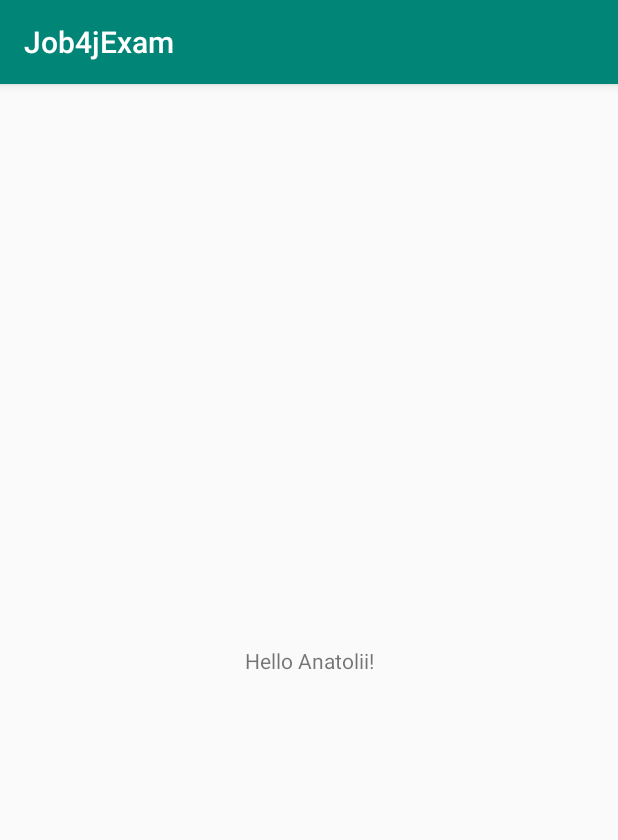
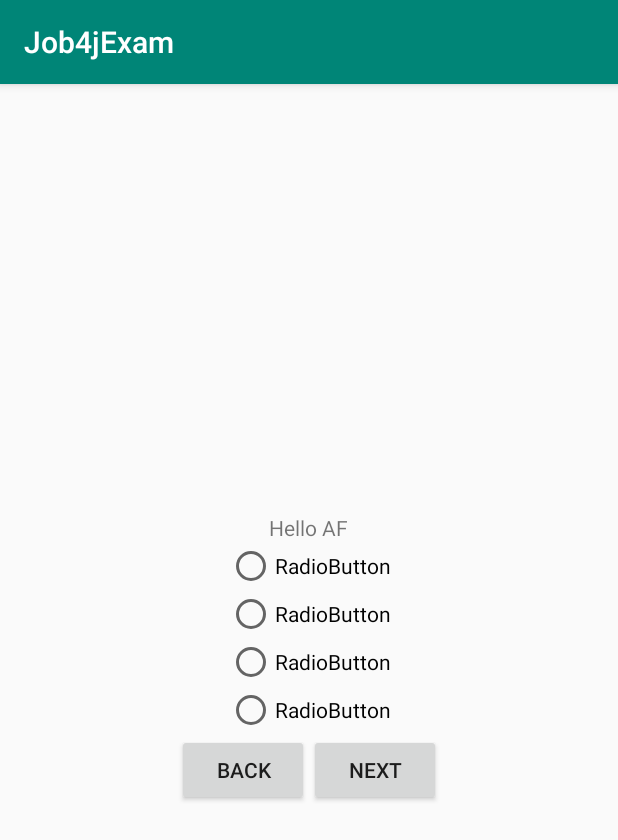
Before and after one commit to af2905/Job4j-Exam, an Android app: the screen it shows after launch (ExamActivity), on a phone screen of 412 x 824 dp. Shown: the top 840 px of the screen. Run offline under Robolectric (Android 15) with nearby library versions, the phone set to English and light mode, and no system bars.

Commit message:
Layer manager. [# 61518]

```diff
--- a/app/src/main/res/layout/activity_exam.xml
+++ b/app/src/main/res/layout/activity_exam.xml
@@ -1,18 +1,69 @@
 <?xml version="1.0" encoding="utf-8"?>
-<androidx.constraintlayout.widget.ConstraintLayout xmlns:android="http://schemas.android.com/apk/res/android"
-    xmlns:app="http://schemas.android.com/apk/res-auto"
-    xmlns:tools="http://schemas.android.com/tools"
+<LinearLayout xmlns:android="http://schemas.android.com/apk/res/android"
     android:layout_width="match_parent"
     android:layout_height="match_parent"
-    tools:context=".ExamActivity">
+    android:gravity="center"
+    android:orientation="vertical">
 
     <TextView
         android:layout_width="wrap_content"
         android:layout_height="wrap_content"
-        android:text="@string/Hello"
-        app:layout_constraintBottom_toBottomOf="parent"
-        app:layout_constraintLeft_toLeftOf="parent"
-        app:layout_constraintRight_toRightOf="parent"
-        app:layout_constraintTop_toTopOf="parent" />
+        android:text="@string/Hello" />
 
-</androidx.constraintlayout.widget.ConstraintLayout>
+    <RadioGroup
+        android:layout_width="wrap_content"
+        android:layout_height="wrap_content"
+
+        android:orientation="vertical">
+
+        <RadioButton
+
+            android:id="@+id/radioButton"
+            android:layout_width="wrap_content"
+            android:layout_height="wrap_content"
+            android:text="RadioButton" />
+
+        <RadioButton
+
+            android:id="@+id/radioButton2"
+            android:layout_width="wrap_content"
+            android:layout_height="wrap_content"
+            android:text="RadioButton" />
+
+        <RadioButton
+            android:id="@+id/radioButton3"
+
+            android:layout_width="wrap_content"
+            android:layout_height="wrap_content"
+            android:text="RadioButton" />
+
+        <RadioButton
+            android:id="@+id/radioButton4"
+
+            android:layout_width="wrap_content"
+            android:layout_height="wrap_content"
+            android:text="RadioButton" />
+
+    </RadioGroup>
+    <LinearLayout
+        android:layout_width="wrap_content"
+        android:layout_height="wrap_content"
+        android:orientation="horizontal">
+
+        <Button
+            android:id="@+id/button"
+            android:layout_width="wrap_content"
+            android:layout_height="wrap_content"
+            android:layout_weight="1"
+            android:text="@string/back" />
+
+        <Button
+            android:id="@+id/button2"
+            android:layout_width="wrap_content"
+            android:layout_height="wrap_content"
+            android:layout_weight="1"
+            android:text="@string/next" />
+    </LinearLayout>
+
+
+</LinearLayout>
--- a/app/src/main/res/values/strings.xml
+++ b/app/src/main/res/values/strings.xml
@@ -1,5 +1,8 @@
 <resources>
     <string name="app_name">Job4jExam</string>
 
-    <string name="Hello">Hello Anatolii!</string>
+    <string name="Hello">Hello AF</string>
+    <string name="back">back</string>
+    <string name="next">next</string>
+
 </resources>
```
